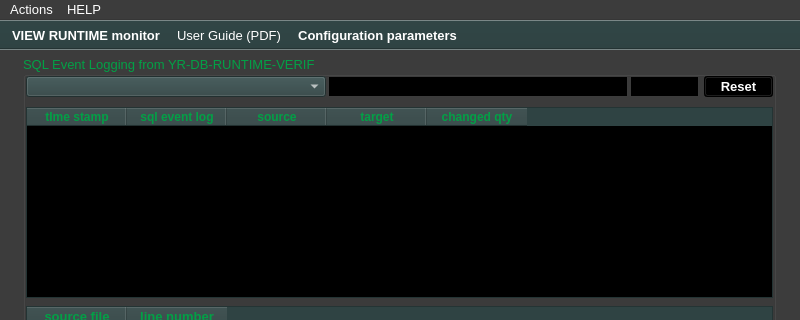
Qt form ui/yr-db-runtime-verif-main-window.ui (yerothd/yr-db-runtime-verif) before a commit; both pictures show x 0 to 800 and y 0 to 320 of the 800 by 600 pixel window.
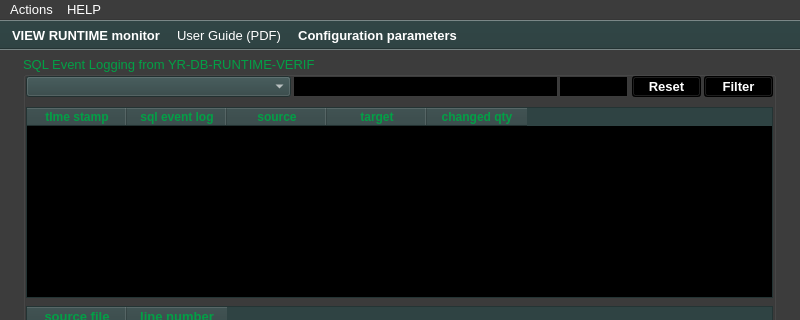
The same form after that commit. Icons and pictures are not drawn. Custom widgets are drawn as their Qt base class.

Commit message: UPDATED. I have added a filter button, and changed filtering color from 'red' to 'dark magenta'.

```diff
--- a/ui/yr-db-runtime-verif-main-window.ui
+++ b/ui/yr-db-runtime-verif-main-window.ui
@@ -4186,7 +4186,7 @@
       <rect>
        <x>3</x>
        <y>20</y>
-       <width>300</width>
+       <width>265</width>
        <height>21</height>
       </rect>
      </property>
@@ -4697,7 +4697,7 @@
     <widget class="QLineEdit" name="lineEdit_FILTERING_COUNT">
      <property name="geometry">
       <rect>
-       <x>607</x>
+       <x>536</x>
        <y>20</y>
        <width>69</width>
        <height>21</height>
@@ -5170,7 +5170,7 @@
     <widget class="QPushButton" name="pushButton_reset_filtering">
      <property name="geometry">
       <rect>
-       <x>681</x>
+       <x>609</x>
        <y>20</y>
        <width>69</width>
        <height>21</height>
@@ -5635,9 +5635,9 @@
     <widget class="QLineEdit" name="lineEdit_SQL_event_filtering">
      <property name="geometry">
       <rect>
-       <x>305</x>
+       <x>270</x>
        <y>20</y>
-       <width>300</width>
+       <width>265</width>
        <height>21</height>
       </rect>
      </property>
@@ -6105,6 +6105,471 @@
       <bool>false</bool>
      </property>
     </widget>
+    <widget class="QPushButton" name="pushButton_filter">
+     <property name="geometry">
+      <rect>
+       <x>681</x>
+       <y>20</y>
+       <width>69</width>
+       <height>21</height>
+      </rect>
+     </property>
+     <property name="palette">
+      <palette>
+       <active>
+        <colorrole role="WindowText">
+         <brush brushstyle="SolidPattern">
+          <color alpha="255">
+           <red>255</red>
+           <green>255</green>
+           <blue>255</blue>
+          </color>
+         </brush>
+        </colorrole>
+        <colorrole role="Button">
+         <brush brushstyle="SolidPattern">
+          <color alpha="255">
+           <red>0</red>
+           <green>0</green>
+           <blue>0</blue>
+          </color>
+         </brush>
+        </colorrole>
+        <colorrole role="Light">
+         <brush brushstyle="SolidPattern">
+          <color alpha="255">
+           <red>0</red>
+           <green>0</green>
+           <blue>0</blue>
+          </color>
+         </brush>
+        </colorrole>
+        <colorrole role="Midlight">
+         <brush brushstyle="SolidPattern">
+          <color alpha="255">
+           <red>0</red>
+           <green>0</green>
+           <blue>0</blue>
+          </color>
+         </brush>
+        </colorrole>
+        <colorrole role="Dark">
+         <brush brushstyle="SolidPattern">
+          <color alpha="255">
+           <red>0</red>
+           <green>0</green>
+           <blue>0</blue>
+          </color>
+         </brush>
+        </colorrole>
+        <colorrole role="Mid">
+         <brush brushstyle="SolidPattern">
+          <color alpha="255">
+           <red>0</red>
+           <green>0</green>
+           <blue>0</blue>
+          </color>
+         </brush>
+        </colorrole>
+        <colorrole role="Text">
+         <brush brushstyle="SolidPattern">
+          <color alpha="255">
+           <red>255</red>
+           <green>255</green>
+           <blue>255</blue>
+          </color>
+         </brush>
+        </colorrole>
+        <colorrole role="BrightText">
+         <brush brushstyle="SolidPattern">
+          <color alpha="255">
+           <red>255</red>
+           <green>255</green>
+           <blue>255</blue>
+          </color>
+         </brush>
+        </colorrole>
+        <colorrole role="ButtonText">
+         <brush brushstyle="SolidPattern">
+          <color alpha="255">
+           <red>255</red>
+           <green>255</green>
+           <blue>255</blue>
+          </color>
+         </brush>
+        </colorrole>
+        <colorrole role="Base">
+         <brush brushstyle="SolidPattern">
+          <color alpha="255">
+           <red>0</red>
+           <green>0</green>
+           <blue>0</blue>
+          </color>
+         </brush>
+        </colorrole>
+        <colorrole role="Window">
+         <brush brushstyle="SolidPattern">
+          <color alpha="255">
+           <red>0</red>
+           <green>0</green>
+           <blue>0</blue>
+          </color>
+         </brush>
+        </colorrole>
+        <colorrole role="Shadow">
+         <brush brushstyle="SolidPattern">
+          <color alpha="255">
+           <red>0</red>
+           <green>0</green>
+           <blue>0</blue>
+          </color>
+         </brush>
+        </colorrole>
+        <colorrole role="AlternateBase">
+         <brush brushstyle="SolidPattern">
+          <color alpha="255">
+           <red>0</red>
+           <green>0</green>
+           <blue>0</blue>
+          </color>
+         </brush>
+        </colorrole>
+        <colorrole role="ToolTipBase">
+         <brush brushstyle="SolidPattern">
+          <color alpha="255">
+           <red>255</red>
+           <green>255</green>
+           <blue>220</blue>
+          </color>
+         </brush>
+        </colorrole>
+        <colorrole role="ToolTipText">
+         <brush brushstyle="SolidPattern">
+          <color alpha="255">
+           <red>0</red>
+           <green>0</green>
+           <blue>0</blue>
+          </color>
+         </brush>
+        </colorrole>
+        <colorrole role="PlaceholderText">
+         <brush brushstyle="NoBrush">
+          <color alpha="128">
+           <red>255</red>
+           <green>255</green>
+           <blue>255</blue>
+          </color>
+         </brush>
+        </colorrole>
+       </active>
+       <inactive>
+        <colorrole role="WindowText">
+         <brush brushstyle="SolidPattern">
+          <color alpha="255">
+           <red>255</red>
+           <green>255</green>
+           <blue>255</blue>
+          </color>
+         </brush>
+        </colorrole>
+        <colorrole role="Button">
+         <brush brushstyle="SolidPattern">
+          <color alpha="255">
+           <red>0</red>
+           <green>0</green>
+           <blue>0</blue>
+          </color>
+         </brush>
+        </colorrole>
+        <colorrole role="Light">
+         <brush brushstyle="SolidPattern">
+          <color alpha="255">
+           <red>0</red>
+           <green>0</green>
+           <blue>0</blue>
+          </color>
+         </brush>
+        </colorrole>
+        <colorrole role="Midlight">
+         <brush brushstyle="SolidPattern">
+          <color alpha="255">
+           <red>0</red>
+           <green>0</green>
+           <blue>0</blue>
+          </color>
+         </brush>
+        </colorrole>
+        <colorrole role="Dark">
+         <brush brushstyle="SolidPattern">
+          <color alpha="255">
+           <red>0</red>
+           <green>0</green>
+           <blue>0</blue>
+          </color>
+         </brush>
+        </colorrole>
+        <colorrole role="Mid">
+         <brush brushstyle="SolidPattern">
+          <color alpha="255">
+           <red>0</red>
+           <green>0</green>
+           <blue>0</blue>
+          </color>
+         </brush>
+        </colorrole>
+        <colorrole role="Text">
+         <brush brushstyle="SolidPattern">
+          <color alpha="255">
+           <red>255</red>
+           <green>255</green>
+           <blue>255</blue>
+          </color>
+         </brush>
+        </colorrole>
+        <colorrole role="BrightText">
+         <brush brushstyle="SolidPattern">
+          <color alpha="255">
+           <red>255</red>
+           <green>255</green>
+           <blue>255</blue>
+          </color>
+         </brush>
+        </colorrole>
+        <colorrole role="ButtonText">
+         <brush brushstyle="SolidPattern">
+          <color alpha="255">
+           <red>255</red>
+           <green>255</green>
+           <blue>255</blue>
+          </color>
+         </brush>
+        </colorrole>
+        <colorrole role="Base">
+         <brush brushstyle="SolidPattern">
+          <color alpha="255">
+           <red>0</red>
+           <green>0</green>
+           <blue>0</blue>
+          </color>
+         </brush>
+        </colorrole>
+        <colorrole role="Window">
+         <brush brushstyle="SolidPattern">
+          <color alpha="255">
+           <red>0</red>
+           <green>0</green>
+           <blue>0</blue>
+          </color>
+         </brush>
+        </colorrole>
+        <colorrole role="Shadow">
+         <brush brushstyle="SolidPattern">
+          <color alpha="255">
+           <red>0</red>
+           <green>0</green>
+           <blue>0</blue>
+          </color>
+         </brush>
+        </colorrole>
+        <colorrole role="AlternateBase">
+         <brush brushstyle="SolidPattern">
+          <color alpha="255">
+           <red>0</red>
+           <green>0</green>
+           <blue>0</blue>
+          </color>
+         </brush>
+        </colorrole>
+        <colorrole role="ToolTipBase">
+         <brush brushstyle="SolidPattern">
+          <color alpha="255">
+           <red>255</red>
+           <green>255</green>
+           <blue>220</blue>
+          </color>
+         </brush>
+        </colorrole>
+        <colorrole role="ToolTipText">
+         <brush brushstyle="SolidPattern">
+          <color alpha="255">
+           <red>0</red>
+           <green>0</green>
+           <blue>0</blue>
+          </color>
+         </brush>
+        </colorrole>
+        <colorrole role="PlaceholderText">
+         <brush brushstyle="NoBrush">
+          <color alpha="128">
+           <red>255</red>
+           <green>255</green>
+           <blue>255</blue>
+          </color>
+         </brush>
+        </colorrole>
+       </inactive>
+       <disabled>
+        <colorrole role="WindowText">
+         <brush brushstyle="SolidPattern">
+          <color alpha="255">
+           <red>0</red>
+           <green>0</green>
+           <blue>0</blue>
+          </color>
+         </brush>
+        </colorrole>
+        <colorrole role="Button">
+         <brush brushstyle="SolidPattern">
+          <color alpha="255">
+           <red>0</red>
+           <green>0</green>
+           <blue>0</blue>
+          </color>
+         </brush>
+        </colorrole>
+        <colorrole role="Light">
+         <brush brushstyle="SolidPattern">
+          <color alpha="255">
+           <red>0</red>
+           <green>0</green>
+           <blue>0</blue>
+          </color>
+         </brush>
+        </colorrole>
+        <colorrole role="Midlight">
+         <brush brushstyle="SolidPattern">
+          <color alpha="255">
+           <red>0</red>
+           <green>0</green>
+           <blue>0</blue>
+          </color>
+         </brush>
+        </colorrole>
+        <colorrole role="Dark">
+         <brush brushstyle="SolidPattern">
+          <color alpha="255">
+           <red>0</red>
+           <green>0</green>
+           <blue>0</blue>
+          </color>
+         </brush>
+        </colorrole>
+        <colorrole role="Mid">
+         <brush brushstyle="SolidPattern">
+          <color alpha="255">
+           <red>0</red>
+           <green>0</green>
+           <blue>0</blue>
+          </color>
+         </brush>
+        </colorrole>
+        <colorrole role="Text">
+         <brush brushstyle="SolidPattern">
+          <color alpha="255">
+           <red>0</red>
+           <green>0</green>
+           <blue>0</blue>
+          </color>
+         </brush>
+        </colorrole>
+        <colorrole role="BrightText">
+         <brush brushstyle="SolidPattern">
+          <color alpha="255">
+           <red>255</red>
+           <green>255</green>
+           <blue>255</blue>
+          </color>
+         </brush>
+        </colorrole>
+        <colorrole role="ButtonText">
+         <brush brushstyle="SolidPattern">
+          <color alpha="255">
+           <red>0</red>
+           <green>0</green>
+           <blue>0</blue>
+          </color>
+         </brush>
+        </colorrole>
+        <colorrole role="Base">
+         <brush brushstyle="SolidPattern">
+          <color alpha="255">
+           <red>0</red>
+           <green>0</green>
+           <blue>0</blue>
+          </color>
+         </brush>
+        </colorrole>
+        <colorrole role="Window">
+         <brush brushstyle="SolidPattern">
+          <color alpha="255">
+           <red>0</red>
+           <green>0</green>
+           <blue>0</blue>
+          </color>
+         </brush>
+        </colorrole>
+        <colorrole role="Shadow">
+         <brush brushstyle="SolidPattern">
+          <color alpha="255">
+           <red>0</red>
+           <green>0</green>
+           <blue>0</blue>
+          </color>
+         </brush>
+        </colorrole>
+        <colorrole role="AlternateBase">
+         <brush brushstyle="SolidPattern">
+          <color alpha="255">
+           <red>0</red>
+           <green>0</green>
+           <blue>0</blue>
+          </color>
+         </brush>
+        </colorrole>
+        <colorrole role="ToolTipBase">
+         <brush brushstyle="SolidPattern">
+          <color alpha="255">
+           <red>255</red>
+           <green>255</green>
+           <blue>220</blue>
+          </color>
+         </brush>
+        </colorrole>
+        <colorrole role="ToolTipText">
+         <brush brushstyle="SolidPattern">
+          <color alpha="255">
+           <red>0</red>
+           <green>0</green>
+           <blue>0</blue>
+          </color>
+         </brush>
+        </colorrole>
+        <colorrole role="PlaceholderText">
+         <brush brushstyle="NoBrush">
+          <color alpha="128">
+           <red>255</red>
+           <green>255</green>
+           <blue>255</blue>
+          </color>
+         </brush>
+        </colorrole>
+       </disabled>
+      </palette>
+     </property>
+     <property name="font">
+      <font>
+       <pointsize>10</pointsize>
+       <weight>75</weight>
+       <bold>true</bold>
+      </font>
+     </property>
+     <property name="toolTip">
+      <string>Reset SQL event filtering</string>
+     </property>
+     <property name="text">
+      <string>Filter</string>
+     </property>
+    </widget>
    </widget>
    <widget class="QLabel" name="label_display_yr_db_runtime_verifier_connection_STATUS">
     <property name="geometry">
```
The commit also changes 3 other files.
